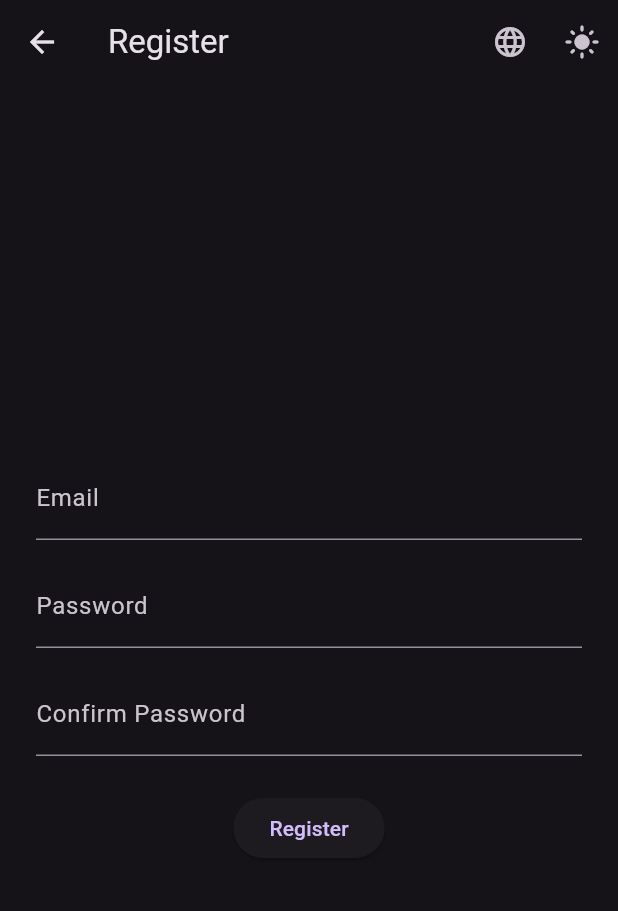
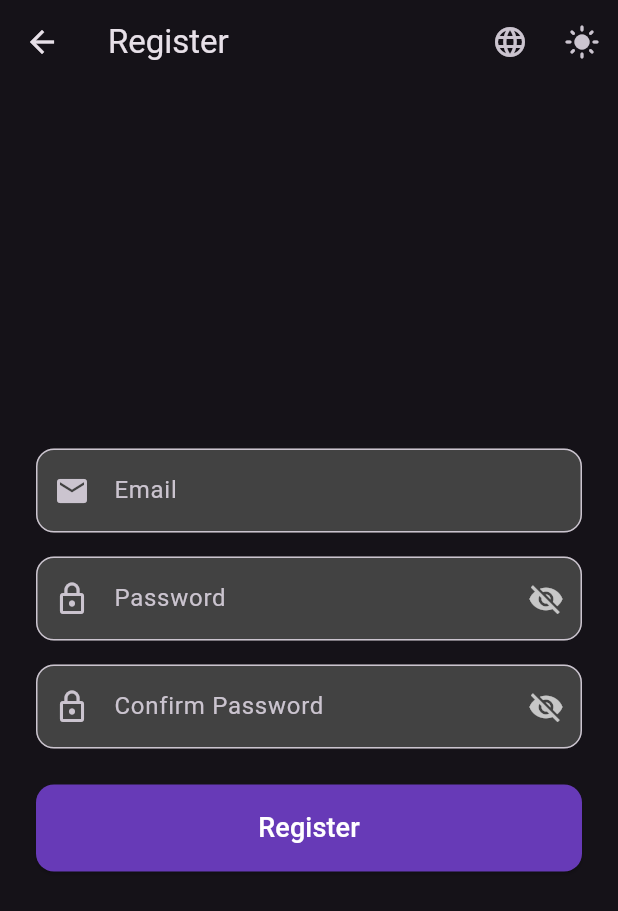
Before and after one commit to HUMG-IT/flutter-final-project-QuangHuyy04, a Flutter app: the screen it shows after launch, after a tap on the "dark mode" icon, after a tap on "Don't have an account? Register now", on a phone screen of 412 x 824 dp. Shown: the top 911 px of the screen. Run offline on Flutter 3.47's test engine with Material 3 defaults, Android fonts, the phone set to English and light mode, and no system bars; our stand-ins replace cloud_firestore, easy_localization, firebase_auth, firebase_core, fl_chart, flutter_riverpod and 3 more; missing offline and left inert: google_mlkit_barcode_scanning; accounts and stored records are empty; network calls fail.

Commit message:
Final project

```diff
--- a/assets/translations/en.json
+++ b/assets/translations/en.json
@@ -58,7 +58,8 @@
     "wrong_current_password": "Wrong current password",
     "change_password_failed": "Change password failed",
     "all_books": "All Books",
-    "wantToRead": "Want to Read"
+    "wantToRead": "Want to Read",
+    "please_enter_password": "Please enter password"
 
 
 
--- a/assets/translations/vi.json
+++ b/assets/translations/vi.json
@@ -58,6 +58,7 @@
     "change_password_failed": "Đổi mật khẩu thất bại",
     "all_books": "Tất cả sách",
     "change_password": "Đổi mật khẩu",
-    "wantToRead": "Muốn đọc"
+    "wantToRead": "Muốn đọc",
+    "please_enter_password": "Vui lòng nhập mật khẩu"
 
 }
--- /dev/null
+++ b/lib/common/widgets/password_field.dart
@@ -0,0 +1,51 @@
+// lib/common/widgets/password_field.dart
+
+import 'package:flutter/material.dart';
+import 'package:easy_localization/easy_localization.dart';
+
+class PasswordField extends StatefulWidget {
+  final TextEditingController controller;
+  final String labelKey;
+  final String? Function(String?)? validator;
+
+  const PasswordField({
+    super.key,
+    required this.controller,
+    required this.labelKey,
+    this.validator,
+  });
+
+  @override
+  State<PasswordField> createState() => _PasswordFieldState();
+}
+
+class _PasswordFieldState extends State<PasswordField> {
+  bool _obscureText = true;
+
+  @override
+  Widget build(BuildContext context) {
+    final isDark = Theme.of(context).brightness == Brightness.dark;
+
+    return TextFormField(
+      controller: widget.controller,
+      obscureText: _obscureText,
+      validator: widget.validator,
+      decoration: InputDecoration(
+        labelText: widget.labelKey.tr(),
+        prefixIcon: const Icon(Icons.lock_outline),
+        suffixIcon: IconButton(
+          icon: Icon(
+            _obscureText ? Icons.visibility_off : Icons.visibility,
+            color: isDark ? Colors.white70 : Colors.grey.shade700,
+          ),
+          onPressed: () => setState(() => _obscureText = !_obscureText),
+        ),
+        filled: true,
+        fillColor: isDark ? Colors.grey.shade800 : Colors.grey.shade50,
+        border: OutlineInputBorder(
+          borderRadius: BorderRadius.circular(12),
+        ),
+      ),
+    );
+  }
+}
--- a/lib/features/auth/presentation/login_screen.dart
+++ b/lib/features/auth/presentation/login_screen.dart
@@ -1,10 +1,12 @@
+// lib/features/auth/presentation/login_screen.dart
 
 import 'package:firebase_auth/firebase_auth.dart';
 import 'package:flutter/material.dart';
 import 'package:flutter_riverpod/flutter_riverpod.dart';
 import 'package:go_router/go_router.dart';
 import 'package:easy_localization/easy_localization.dart';
-import 'package:bookverse/core/theme_provider.dart'; // ĐÃ THÊM DÒNG NÀY
+import 'package:bookverse/core/theme_provider.dart';
+import 'package:bookverse/common/widgets/password_field.dart'; // ĐÃ THÊM
 
 class LoginScreen extends ConsumerStatefulWidget {
   const LoginScreen({super.key});
@@ -40,6 +42,8 @@ class _LoginScreenState extends ConsumerState<LoginScreen> {
 
   @override
   Widget build(BuildContext context) {
+    final isDark = Theme.of(context).brightness == Brightness.dark;
+
     return Scaffold(
       appBar: AppBar(
         title: const Text('BookVerse'),
@@ -52,10 +56,10 @@ class _LoginScreenState extends ConsumerState<LoginScreen> {
             ),
           ),
           IconButton(
-            icon: Icon(Theme.of(context).brightness == Brightness.dark ? Icons.light_mode : Icons.dark_mode),
+            icon: Icon(isDark ? Icons.light_mode : Icons.dark_mode),
             onPressed: () {
               ref.read(themeProvider.notifier).state =
-                  Theme.of(context).brightness == Brightness.dark ? ThemeMode.light : ThemeMode.dark;
+                  isDark ? ThemeMode.light : ThemeMode.dark;
             },
           ),
         ],
@@ -69,6 +73,8 @@ class _LoginScreenState extends ConsumerState<LoginScreen> {
               const Icon(Icons.book_rounded, size: 100, color: Colors.deepPurple),
               const Text('BookVerse', style: TextStyle(fontSize: 48, fontWeight: FontWeight.bold, color: Colors.deepPurple)),
               const SizedBox(height: 50),
+
+              // Email
               TextField(
                 controller: _emailCtrl,
                 keyboardType: TextInputType.emailAddress,
@@ -76,30 +82,39 @@ class _LoginScreenState extends ConsumerState<LoginScreen> {
                   labelText: 'email'.tr(),
                   border: OutlineInputBorder(borderRadius: BorderRadius.circular(12)),
                   prefixIcon: const Icon(Icons.email),
+                  filled: true,
+                  fillColor: isDark ? Colors.grey.shade800 : Colors.grey.shade50,
                 ),
               ),
               const SizedBox(height: 16),
-              TextField(
+
+              // Mật khẩu – CÓ ICON MẮT ĐẸP
+              PasswordField(
                 controller: _passCtrl,
-                obscureText: true,
-                decoration: InputDecoration(
-                  labelText: 'password'.tr(),
-                  border: OutlineInputBorder(borderRadius: BorderRadius.circular(12)),
-                  prefixIcon: const Icon(Icons.lock),
-                ),
+                labelKey: 'password',
+                validator: (value) {
+                  if (value == null || value.isEmpty) return 'please_enter_password'.tr();
+                  if (value.length < 6) return 'password_too_short'.tr();
+                  return null;
+                },
               ),
               const SizedBox(height: 24),
+
               SizedBox(
                 width: double.infinity,
                 height: 56,
                 child: ElevatedButton(
                   onPressed: _loading ? null : _login,
-                  style: ElevatedButton.styleFrom(shape: RoundedRectangleBorder(borderRadius: BorderRadius.circular(12))),
+                  style: ElevatedButton.styleFrom(
+                    shape: RoundedRectangleBorder(borderRadius: BorderRadius.circular(12)),
+                    backgroundColor: Colors.deepPurple,
+                  ),
                   child: _loading
                       ? const CircularProgressIndicator(color: Colors.white)
-                      : Text('login'.tr(), style: const TextStyle(fontSize: 18)),
+                      : Text('login'.tr(), style: const TextStyle(fontSize: 18, color: Colors.white)),
                 ),
               ),
+
               TextButton(
                 onPressed: () => context.push('/register'),
                 child: Text('no_account'.tr(), style: const TextStyle(color: Colors.deepPurple)),
--- a/lib/features/auth/presentation/register_screen.dart
+++ b/lib/features/auth/presentation/register_screen.dart
@@ -1,3 +1,4 @@
+// lib/features/auth/presentation/register_screen.dart
 
 import 'package:firebase_auth/firebase_auth.dart';
 import 'package:flutter/material.dart';
@@ -5,7 +6,7 @@ import 'package:flutter_riverpod/flutter_riverpod.dart';
 import 'package:go_router/go_router.dart';
 import 'package:easy_localization/easy_localization.dart';
 import 'package:bookverse/core/theme_provider.dart';
-
+import 'package:bookverse/common/widgets/password_field.dart';
 
 class RegisterScreen extends ConsumerStatefulWidget {
   const RegisterScreen({super.key});
@@ -51,6 +52,8 @@ class _RegisterScreenState extends ConsumerState<RegisterScreen> {
 
   @override
   Widget build(BuildContext context) {
+    final isDark = Theme.of(context).brightness == Brightness.dark;
+
     return Scaffold(
       appBar: AppBar(
         title: Text('register'.tr()),
@@ -62,11 +65,10 @@ class _RegisterScreenState extends ConsumerState<RegisterScreen> {
             ),
           ),
           IconButton(
-            icon: Icon(Theme.of(context).brightness == Brightness.dark ? Icons.light_mode : Icons.dark_mode),
+            icon: Icon(isDark ? Icons.light_mode : Icons.dark_mode),
             onPressed: () {
-              final current = Theme.of(context).brightness;
               ref.read(themeProvider.notifier).state =
-                  current == Brightness.dark ? ThemeMode.light : ThemeMode.dark;
+                  isDark ? ThemeMode.light : ThemeMode.dark;
             },
           ),
         ],
@@ -76,13 +78,48 @@ class _RegisterScreenState extends ConsumerState<RegisterScreen> {
         child: Column(
           mainAxisAlignment: MainAxisAlignment.center,
           children: [
-            TextField(controller: _emailCtrl, decoration: InputDecoration(labelText: 'email'.tr())),
+            TextField(
+              controller: _emailCtrl,
+              keyboardType: TextInputType.emailAddress,
+              decoration: InputDecoration(
+                labelText: 'email'.tr(),
+                border: OutlineInputBorder(borderRadius: BorderRadius.circular(12)),
+                prefixIcon: const Icon(Icons.email),
+                filled: true,
+                fillColor: isDark ? Colors.grey.shade800 : Colors.grey.shade50,
+              ),
+            ),
             const SizedBox(height: 16),
-            TextField(controller: _passCtrl, obscureText: true, decoration: InputDecoration(labelText: 'password'.tr())),
+
+            // MẬT KHẨU 1 – CÓ ICON MẮT
+            PasswordField(
+              controller: _passCtrl,
+              labelKey: 'password',
+            ),
             const SizedBox(height: 16),
-            TextField(controller: _confirmCtrl, obscureText: true, decoration: InputDecoration(labelText: 'confirm_password'.tr())),
+
+            // MẬT KHẨU 2 – CÓ ICON MẮT
+            PasswordField(
+              controller: _confirmCtrl,
+              labelKey: 'confirm_password',
+              validator: (value) => value != _passCtrl.text ? 'password_not_match'.tr() : null,
+            ),
             const SizedBox(height: 24),
-            ElevatedButton(onPressed: _loading ? null : _register, child: Text('register'.tr())),
+
+            SizedBox(
+              width: double.infinity,
+              child: ElevatedButton(
+                onPressed: _loading ? null : _register,
+                style: ElevatedButton.styleFrom(
+                  backgroundColor: Colors.deepPurple,
+                  padding: const EdgeInsets.symmetric(vertical: 16),
+                  shape: RoundedRectangleBorder(borderRadius: BorderRadius.circular(12)),
+                ),
+                child: _loading
+                    ? const CircularProgressIndicator(color: Colors.white)
+                    : Text('register'.tr(), style: const TextStyle(fontSize: 18, color: Colors.white)),
+              ),
+            ),
           ],
         ),
       ),
```
Also changed, not shown: lib/features/auth/presentation/profile_screen.dart (+110 -18 lines).
